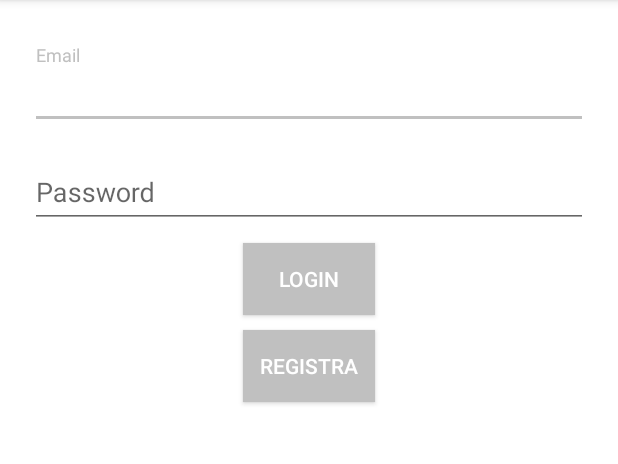
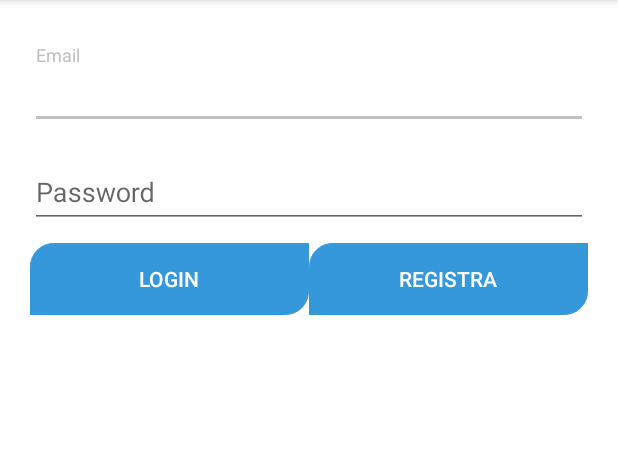
Before and after one commit to DanielePallini/BollettApp, an Android app: the screen it shows after launch (RegistrazioneActivity), on a phone screen of 412 x 824 dp, the part 84-548 px from its top. Run offline under Robolectric (Android 15) with nearby library versions, the phone set to English and light mode, and no system bars; our stand-ins replace Firebase (no records; nobody signed in at launch, a user with empty details on screens opened directly).

Commit message:
Update: Changed primary color

```diff
--- a/app/src/main/res/layout/fragment_login.xml
+++ b/app/src/main/res/layout/fragment_login.xml
@@ -33,23 +33,30 @@
         android:id="@+id/password"
         android:inputType="textPassword"/>
     </com.google.android.material.textfield.TextInputLayout>
-
+    <LinearLayout
+        android:layout_width="match_parent"
+        android:layout_height="wrap_content"
+        android:orientation="horizontal"
+        android:weightSum="2">
     <Button
         android:id="@+id/btn_login"
-        android:layout_width="wrap_content"
+        android:layout_width="match_parent"
         android:layout_height="wrap_content"
-        android:layout_gravity="center"
         android:layout_marginTop="10dp"
-        android:background="#c0c0c0"
+        android:layout_weight="1"
+        android:background="@drawable/rectangular_button_shape"
         android:text="Login"
+        android:backgroundTint="#3498db"
         android:textColor="@android:color/white"/>
     <Button
         android:id="@+id/btn_registra"
-        android:layout_width="wrap_content"
+        android:layout_width="match_parent"
         android:layout_height="wrap_content"
-        android:layout_gravity="center"
         android:layout_marginTop="10dp"
-        android:background="#c0c0c0"
+        android:layout_weight="1"
+        android:background="@drawable/rectangular_button_shape"
+        android:backgroundTint="#3498db"
         android:text="Registra"
         android:textColor="@android:color/white"/>
+    </LinearLayout>
 </LinearLayout>
```
